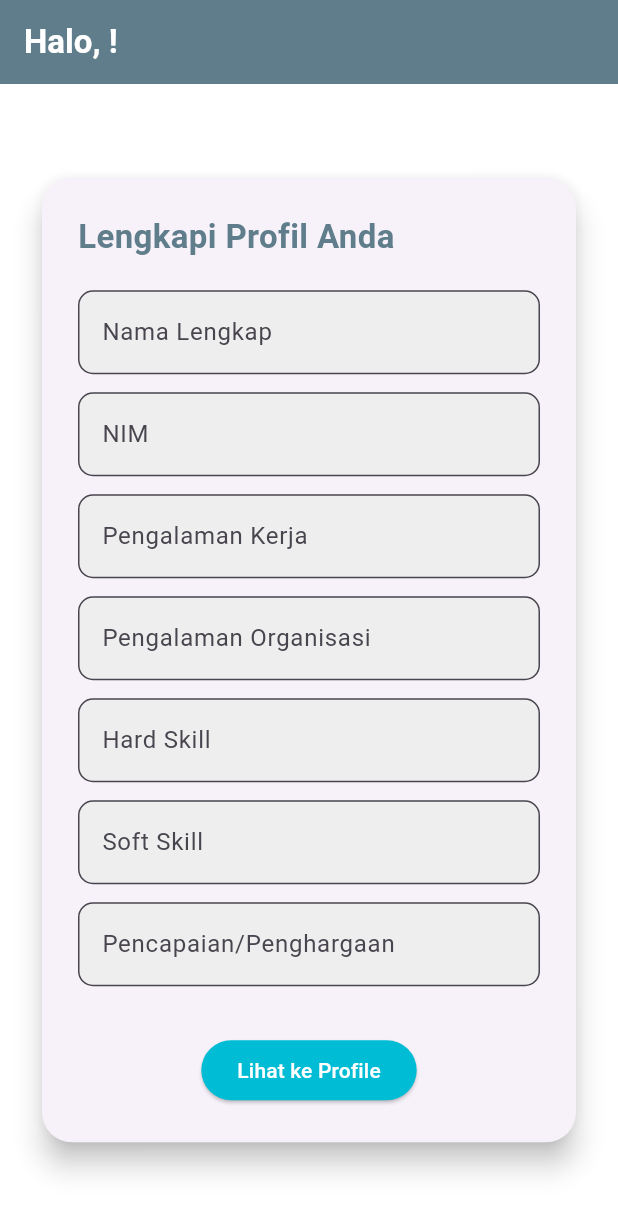
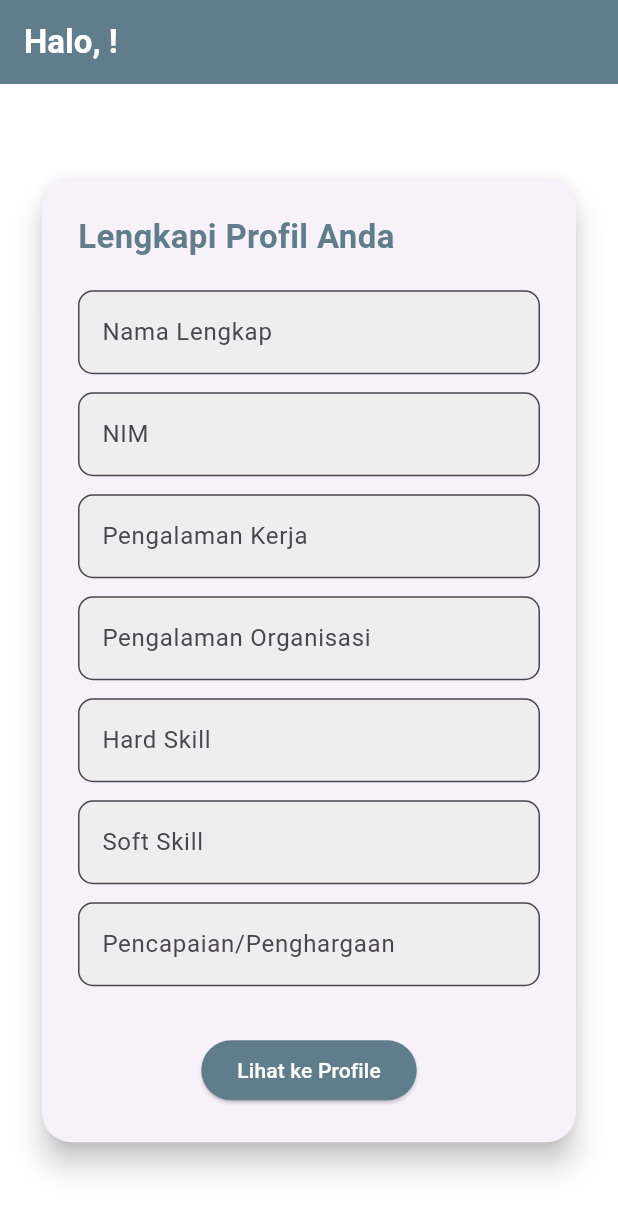
Before and after one commit to aruma19/CV-Basic-Mobile, a Flutter app: the HomePage screen opened directly with empty values, on a phone screen of 412 x 824 dp. Shown: the top 1213 px of the screen. Run offline on Flutter 3.47's test engine with Material 3 defaults, Android fonts, the light colour scheme and no system bars.

Commit message:
update file save_button.dart

```diff
--- a/lib/save_button.dart
+++ b/lib/save_button.dart
@@ -8,7 +8,9 @@ class SaveButton extends StatelessWidget {
   @override
   Widget build(BuildContext context) {
     return ElevatedButton(
-      style: ElevatedButton.styleFrom(backgroundColor: Colors.cyan),
+      style: ElevatedButton.styleFrom(
+        backgroundColor: Colors.blueGrey,
+        foregroundColor: Colors.white,),
       onPressed: onPressed,
       child: const Text('Lihat ke Profile'),
     );
```
